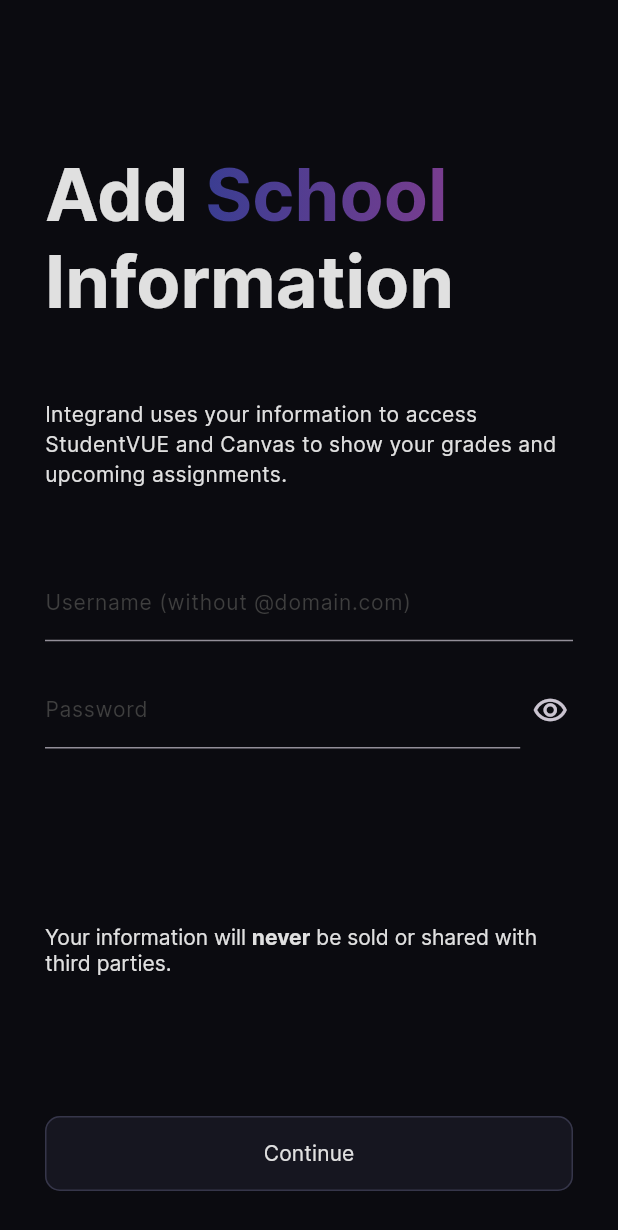
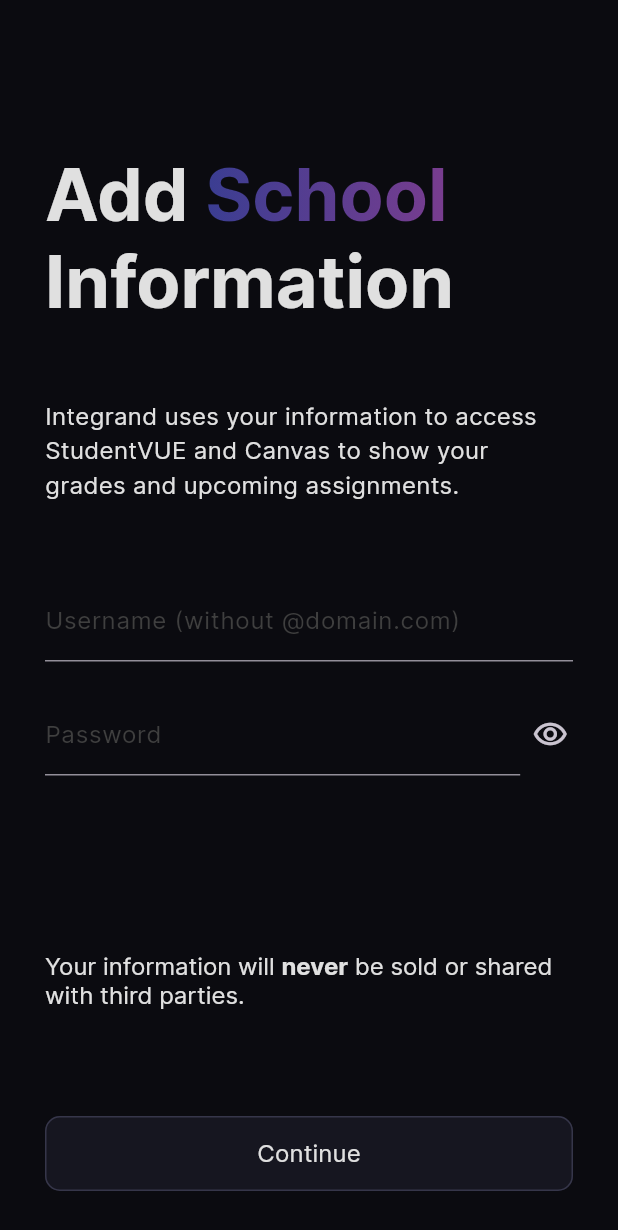
Before and after one commit to DoomKitty87/integrand-mobile, a Flutter app: the screen it shows after launch, after a tap on "Get Started", on a phone screen of 412 x 824 dp. Shown: the top 1230 px of the screen. Run offline on Flutter 3.47's test engine with Material 3 defaults, Android fonts, the phone set to English and light mode, and no system bars; our stand-ins replace barcode_widget, flutter_animate, flutter_markdown, geolocator, shared_preferences; network calls fail; statements that could not run were skipped; project files that could hold a hidden picture were left out.

Commit message:
updated studentvue api and added style guide to const

```diff
--- a/integrand/lib/app_page_tree/intake/intake_credentials.dart
+++ b/integrand/lib/app_page_tree/intake/intake_credentials.dart
@@ -32,7 +32,7 @@
   Widget build(BuildContext context) {
     return Material(
       color: Colors.transparent,
-      child: GradientBackground(
+      child: AppBackground(
         child: Column(
           children: [
             const SizedBox(
@@ -142,7 +142,7 @@
         ),
         TextSpan(
           text: "School",
-          style: titleStyleWithGradient,
+          style: titleStyleGradient,
         ),
         const TextSpan(
           text: " Information",
@@ -247,7 +247,7 @@
           ),
           TextSpan(
             text: "never",
-            style: boldBodyStyle,
+            style: bodyStyleBold,
           ),
           TextSpan(
             text: " be sold or shared with third parties.",
--- a/integrand/lib/app_page_tree/intake/intake_primary.dart
+++ b/integrand/lib/app_page_tree/intake/intake_primary.dart
@@ -17,7 +17,7 @@
 class _IntakePrimary extends State<IntakePrimary> {
   @override
   Widget build(BuildContext context) {
-    return GradientBackground(
+    return AppBackground(
       child: Column(
         children: [
           const SizedBox(
@@ -75,7 +75,7 @@
         ),
         TextSpan(
           text: appName,
-          style: titleStyleWithGradient,
+          style: titleStyleGradient,
         ),
       ],
     ));
--- a/integrand/lib/app_page_tree/loading_page.dart
+++ b/integrand/lib/app_page_tree/loading_page.dart
@@ -12,7 +12,7 @@
 class _LoadingScheduleState extends State<LoadingSchedule> {
   @override
   Widget build(BuildContext context) {
-    return GradientBackground(
+    return AppBackground(
       child: Padding(
         padding: EdgeInsets.all(20),
         child: Column(
--- a/integrand/lib/app_page_tree/normal/profile.dart
+++ b/integrand/lib/app_page_tree/normal/profile.dart
@@ -40,7 +40,7 @@
             const Center(
               child: Text(
                 'Student Info',
-                style: boldBodyStyle,
+                style: bodyStyleBold,
               ),
             )
           ]),
@@ -69,7 +69,7 @@
                       Text(
                         textAlign: TextAlign.left,
                         studentVueAPI.studentData.name,
-                        style: mediumTitleStyle,
+                        style: subtitleStyle,
                       ),
                       const SizedBox(height: 30),
                       Text(
--- a/integrand/lib/app_page_tree/normal/settings/settings.dart
+++ b/integrand/lib/app_page_tree/normal/settings/settings.dart
@@ -143,7 +143,7 @@
           Center(
             child: Text(
               getTitle(),
-              style: boldBodyStyle,
+              style: bodyStyleBold,
             ),
           )
         ]
--- a/integrand/lib/backend/studentvue_api.dart
+++ b/integrand/lib/backend/studentvue_api.dart
@@ -45,7 +45,7 @@
     initialized = true;
 
     // TODO: Change this before production
-    bool USE_TEST_DATA = true;
+    bool USE_TEST_DATA = false;
     if (USE_TEST_DATA) {
       scheduleData = ScheduleData.testData();
       gradebookData = GradebookData.testData();
@@ -53,6 +53,7 @@
       gpaData = GPAData.testData();
       bellSchedule = BellSchedule.testDataA();
     }
+    // ignore: dead_code
     else {
       // Should call data updates here
       updateStudent();
@@ -65,11 +66,12 @@
       while (allApiCallsNotFinished()) {
         await Future.delayed(const Duration(milliseconds: 100));
       }
+      notifyListeners();
+
     }
 
     ready = true;
 
-    notifyListeners();
   }
 
   static bool credsAreNull(String user, String pass) {
--- a/integrand/lib/consts.dart
+++ b/integrand/lib/consts.dart
@@ -50,8 +50,8 @@
   Icons.sports_soccer,
 ];
 
-class GradientBackground extends StatelessWidget {
-  const GradientBackground({super.key, required this.child});
+class AppBackground extends StatelessWidget {
+  const AppBackground({super.key, required this.child});
 
   final Widget child;
 
@@ -84,14 +84,14 @@
 const TextStyle titleStyle = TextStyle(
   color: textWhite,
   fontSize: 48,
-  fontWeight: FontWeight.bold,
+  fontWeight: FontWeight.w600,
   fontFamily: "Inter",
   decoration: TextDecoration.none,
 );
 
-TextStyle titleStyleWithGradient = TextStyle(
+TextStyle titleStyleGradient = TextStyle(
   fontSize: 48,
-  fontWeight: FontWeight.bold,
+  fontWeight: FontWeight.w600,
   fontFamily: "Inter",
   decoration: TextDecoration.none,
   foreground: Paint()
@@ -100,31 +100,15 @@
 
 const TextStyle subtitleStyle = TextStyle(
   color: textWhite,
-  fontSize: 48,
-  fontWeight: FontWeight.normal,
-  fontFamily: "Inter",
-  decoration: TextDecoration.none,
-);
-
-const TextStyle mediumTitleStyle = TextStyle(
-  color: textWhite,
-  fontSize: 24,
-  fontWeight: FontWeight.bold,
-  fontFamily: "Inter",
-  decoration: TextDecoration.none,
-);
-
-const TextStyle mediumSubtitleStyle = TextStyle(
-  color: textWhite,
-  fontSize: 24,
-  fontWeight: FontWeight.normal,
+  fontSize: 20,
+  fontWeight: FontWeight.w600,
   fontFamily: "Inter",
   decoration: TextDecoration.none,
 );
 
 const TextStyle bodyStyle = TextStyle(
   color: textWhite,
-  fontSize: 14,
+  fontSize: 16,
   fontWeight: FontWeight.normal,
   fontFamily: "Inter",
   decoration: TextDecoration.none,
@@ -132,29 +116,29 @@
 
 const TextStyle bodyStyleSubdued = TextStyle(
   color: textGrey,
-  fontSize: 14,
+  fontSize: 16,
   fontWeight: FontWeight.normal,
   fontFamily: "Inter",
   decoration: TextDecoration.none,
 );
 
-const TextStyle boldBodyStyle = TextStyle(
+const TextStyle bodyStyleBold = TextStyle(
   color: textWhite,
-  fontSize: 14,
+  fontSize: 16,
   fontWeight: FontWeight.bold,
   fontFamily: "Inter",
   decoration: TextDecoration.none,
 );
 
-const TextStyle boldBodyStyleSubdued = TextStyle(
+const TextStyle bodyStyleBoldSubdued = TextStyle(
   color: textGrey,
-  fontSize: 14,
+  fontSize: 16,
   fontWeight: FontWeight.bold,
   fontFamily: "Inter",
   decoration: TextDecoration.none,
 );
 
-const TextStyle smallBodyStyle = TextStyle(
+const TextStyle labelStyle = TextStyle(
   color: textWhite,
   fontSize: 12,
   fontWeight: FontWeight.normal,
@@ -162,7 +146,7 @@
   decoration: TextDecoration.none,
 );
 
-const TextStyle smallBodyStyleSubdued = TextStyle(
+const TextStyle labelStyleSubdued = TextStyle(
   color: textGrey,
   fontSize: 12,
   fontWeight: FontWeight.normal,
@@ -170,7 +154,7 @@
   decoration: TextDecoration.none,
 );
 
-const TextStyle boldSmallBodyStyle = TextStyle(
+const TextStyle labelStyleBold = TextStyle(
   color: textWhite,
   fontSize: 12,
   fontWeight: FontWeight.bold,
```
Also changed, not shown: integrand/lib/app_page_tree/normal/main_pages/calendar.dart (+8 -8 lines), integrand/lib/app_page_tree/normal/main_pages/gradebook.dart (+19 -19 lines), integrand/lib/app_page_tree/normal/main_pages/news.dart (+9 -9 lines), integrand/lib/app_page_tree/normal/main_pages/schedule.dart (+6 -6 lines), integrand/lib/app_page_tree/normal/main_pages/transit.dart (+17 -17 lines), integrand/lib/backend/data_classes.dart (+8 -8 lines), integrand/lib/backend/xml_parsers.dart (+34 -22 lines), integrand/lib/main.dart (+4 -3 lines).
